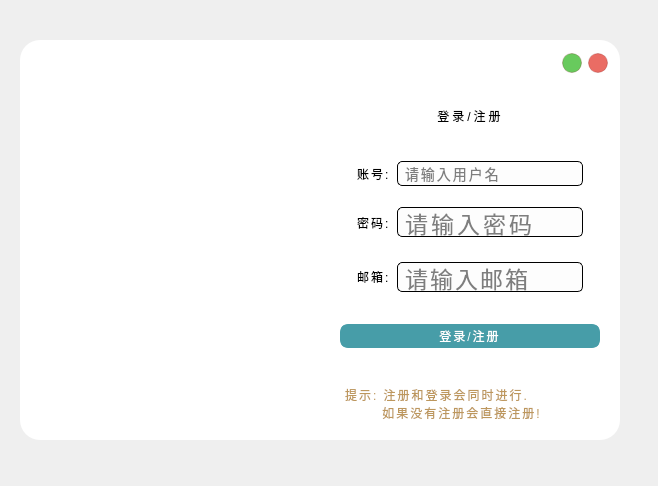
First picture: the form in views/login.ui, repository Pupper0601/CuteAide, before the edit.
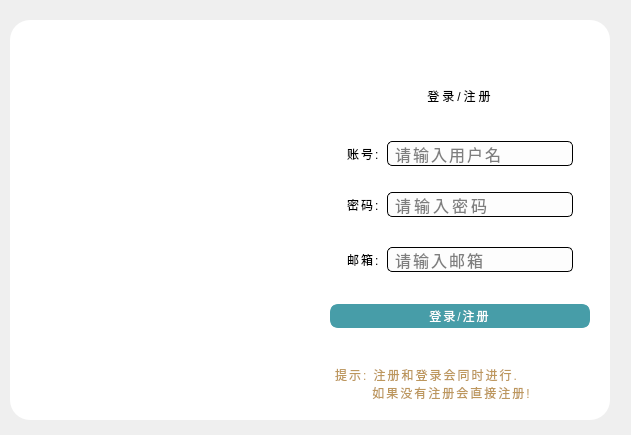
Second picture: the form after the edit. Icons and pictures are not drawn.

The edit to the form file:
```diff
--- a/views/login.ui
+++ b/views/login.ui
@@ -6,8 +6,8 @@
    <rect>
     <x>0</x>
     <y>0</y>
-    <width>658</width>
-    <height>486</height>
+    <width>631</width>
+    <height>435</height>
    </rect>
   </property>
   <property name="windowTitle">
@@ -17,8 +17,8 @@
    <widget class="QWidget" name="widget" native="true">
     <property name="geometry">
      <rect>
-      <x>20</x>
-      <y>40</y>
+      <x>10</x>
+      <y>20</y>
       <width>600</width>
       <height>400</height>
      </rect>
@@ -70,19 +70,19 @@
        </property>
        <layout class="QHBoxLayout" name="horizontalLayout_2" stretch="0">
         <property name="spacing">
-         <number>1</number>
+         <number>0</number>
         </property>
         <property name="leftMargin">
-         <number>1</number>
+         <number>0</number>
         </property>
         <property name="topMargin">
-         <number>1</number>
+         <number>0</number>
         </property>
         <property name="rightMargin">
-         <number>1</number>
+         <number>0</number>
         </property>
         <property name="bottomMargin">
-         <number>1</number>
+         <number>0</number>
         </property>
         <item>
          <widget class="QLabel" name="label">
@@ -199,8 +199,6 @@
              </property>
              <property name="styleSheet">
               <string notr="true">QPushButton{
-	background:rgb(104,202,93);
-	border: 1px solid rgba(113,17,15,50);
 	border-radius:10px;
 }
 
@@ -213,6 +211,16 @@
              <property name="text">
               <string/>
              </property>
+             <property name="icon">
+              <iconset resource="../resource.qrc">
+               <normaloff>:/icon/resource/icon/minimize.png</normaloff>:/icon/resource/icon/minimize.png</iconset>
+             </property>
+             <property name="iconSize">
+              <size>
+               <width>20</width>
+               <height>20</height>
+              </size>
+             </property>
             </widget>
            </item>
            <item>
@@ -231,22 +239,27 @@
              </property>
              <property name="styleSheet">
               <string notr="true">QPushButton{
-	background:rgb(234,108,100);
-	border: 1px solid rgba(113,17,15,50);
 	border-radius:10px;
 }
 
 QPushButton:hover{
 	background-color:rgb(139,29,31);
 }
-
-QPushButton:pressed{
-	background-color:rgb(232,59,35);
-}</string>
+</string>
              </property>
              <property name="text">
               <string/>
              </property>
+             <property name="icon">
+              <iconset resource="../resource.qrc">
+               <normaloff>:/icon/resource/icon/close.png</normaloff>:/icon/resource/icon/close.png</iconset>
+             </property>
+             <property name="iconSize">
+              <size>
+               <width>20</width>
+               <height>20</height>
+              </size>
+             </property>
             </widget>
            </item>
           </layout>
@@ -442,8 +455,7 @@
                 </property>
                 <property name="styleSheet">
                  <string notr="true">QLineEdit{
-	font-size: 14px;
-	font: 12pt &quot;Yuanti SC&quot;;
+	font: 12pt;
 	background:rgba(253,253,253,1);
 	border:1px solid rgb(0, 0, 0);
 	border-radius:5px;
@@ -553,8 +565,7 @@
                 </property>
                 <property name="styleSheet">
                  <string notr="true">QLineEdit{
-	font-size: 23px;
-	font: 12pt &quot;Yuanti SC&quot;;
+	font: 12pt;
 	background:rgba(253,253,253,1);
 	border:1px solid rgb(0, 0, 0);
 	border-radius:5px;
@@ -670,8 +681,7 @@
                 </property>
                 <property name="styleSheet">
                  <string notr="true">QLineEdit{
-	font-size: 23px;
-	font: 12pt &quot;Yuanti SC&quot;;
+	font: 12pt;
 	background:rgba(253,253,253,1);
 	border:1px solid rgb(0, 0, 0);
 	border-radius:5px;
@@ -760,7 +770,7 @@
                 </property>
                 <property name="styleSheet">
                  <string notr="true">#login_button{
-	font: 700 24pt &quot;新宋体&quot;;
+	font: 700 24pt;
 	background-color: rgb(71,157,168);
 	color: rgb(255,255,255);
 	border-radius: 8px;
```
Left out of the diff: 23 changed lines with no effect on the pictures.
